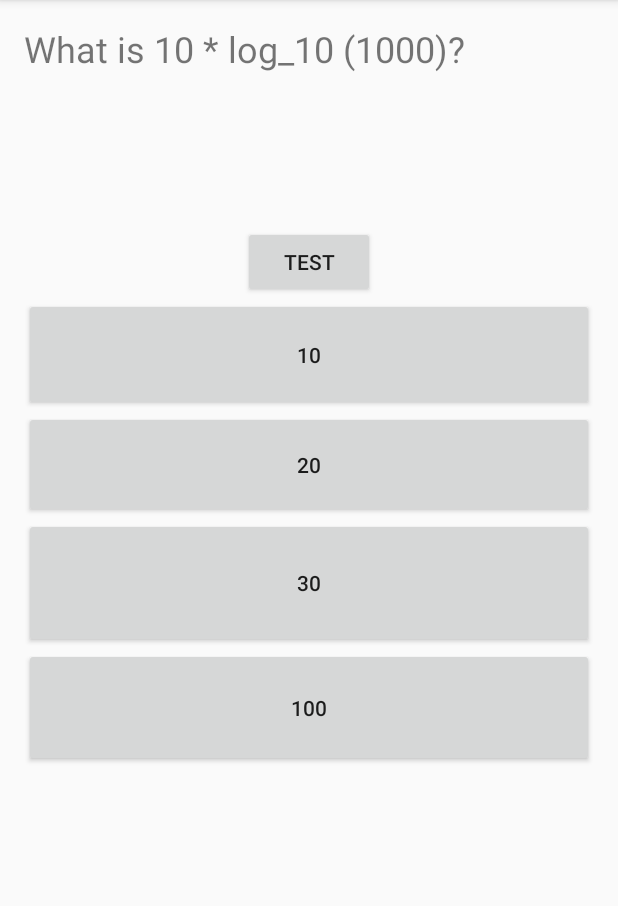
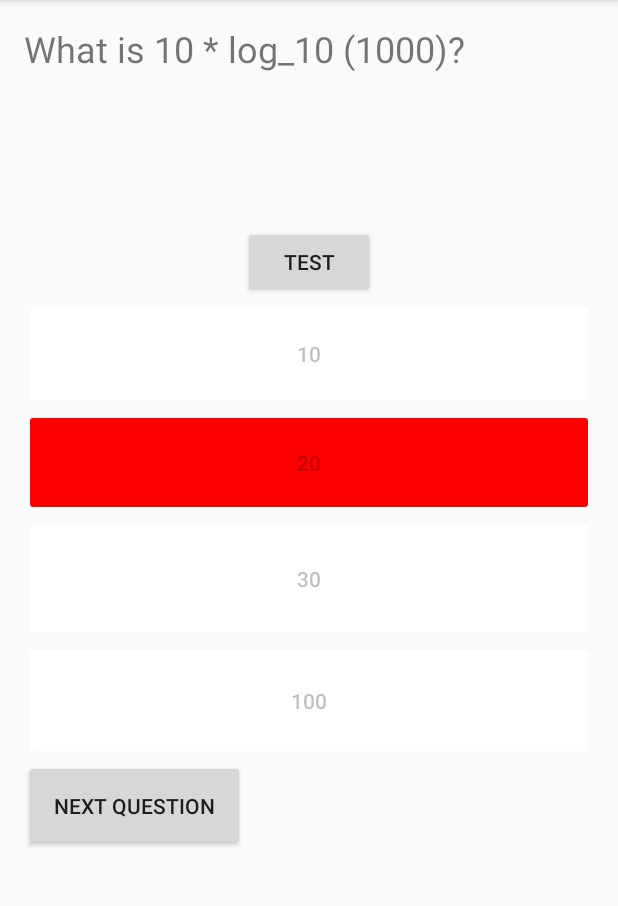
Before and after one commit to ahester57/TALQ, an Android app: the screen it shows after launch (QuizActivity), after a tap on "20", on a phone screen of 412 x 824 dp, the part 84-990 px from its top. Run offline under Robolectric (Android 15) with nearby library versions, the phone set to English and light mode, and no system bars.

Commit message:
added next question button

```diff
--- a/app/src/main/java/edu/umsl/hester/superclickers/AnswerFragment.java
+++ b/app/src/main/java/edu/umsl/hester/superclickers/AnswerFragment.java
@@ -1,10 +1,12 @@
 package edu.umsl.hester.superclickers;
 
 import android.app.Fragment;
+import android.content.Context;
 import android.graphics.Color;
 import android.graphics.PorterDuff;
 import android.os.Bundle;
 import android.support.annotation.Nullable;
+import android.view.Display;
 import android.view.LayoutInflater;
 import android.view.View;
 import android.view.ViewGroup;
@@ -18,16 +20,14 @@ public class AnswerFragment extends Fragment implements View.OnClickListener{
 
     private AnswerListener activity;
 
-    Button buttonA, buttonB, buttonC, buttonD;
+    Button buttonA, buttonB, buttonC, buttonD, buttonNext;
+    Question curQuestion;
 
     // QuizActivity must implement these methods
     // This will be our way of communicating to the main activity from fragments
     public interface AnswerListener{
-        String getAnswer();
-        String getA();
-        String getB();
-        String getC();
-        String getD();
+        Question getQuestion();
+        void nextQuestion();
     }
 
     @Nullable
@@ -43,16 +43,22 @@ public class AnswerFragment extends Fragment implements View.OnClickListener{
         buttonB = (Button) view.findViewById(R.id.buttonB);
         buttonC = (Button) view.findViewById(R.id.buttonC);
         buttonD = (Button) view.findViewById(R.id.buttonD);
-
+        buttonNext = (Button) view.findViewById(R.id.buttonNext);
 
         // Set the button texts from whatever the getA,B,C,D() methods in QuizActivity
         // Eventually, we'll move the potential answers somewhere else
+        curQuestion = activity.getQuestion();
         setButtonText();
 
         buttonA.setOnClickListener(this);
         buttonB.setOnClickListener(this);
         buttonC.setOnClickListener(this);
         buttonD.setOnClickListener(this);
+
+        buttonNext.setOnClickListener(this);
+        buttonNext.setEnabled(false);
+
+        // @TODO add knowing which button is right directly
 
         return view;
     }
@@ -62,33 +68,63 @@ public class AnswerFragment extends Fragment implements View.OnClickListener{
     @Override
     public void onClick(View view) {
         // handle button clicks
-        switch(view.getId()) {
-            case R.id.buttonA:
+        Button but = (Button) view;
 
+        switch(view.getId()){
+            case R.id.buttonNext:
+                //this.getFragmentManager().beginTransaction().remove(this).commit();
+                // loads new question
+                activity.nextQuestion();
                 break;
-            case R.id.buttonB:
+            default:
+                // check if button contains the right answer or not
+                if (checkAnswer(but)) {
+                    setSuccess(but);
+                } else {
+                    setFailure(but);
+                }
+                buttonNext.setEnabled(true);
+        }
 
-                break;
-            case R.id.buttonC:
-                buttonA.setEnabled(false);
-                buttonB.setEnabled(false);
-                buttonC.setEnabled(false);
-                buttonD.setEnabled(false);
-                view.getBackground().setColorFilter(Color.GREEN, PorterDuff.Mode.MULTIPLY);
-                break;
-            case R.id.buttonD:
 
-                break;
-        }
     }
 
+    // whether button contains the right answer
+    private boolean checkAnswer(Button but) {
+        return (curQuestion.check(but.getText().toString()));
+    }
+
+    // makes correct choice green
+    private void setSuccess(Button but) {
+        disableButtons();
+        but.getBackground().setColorFilter(Color.GREEN, PorterDuff.Mode.MULTIPLY);
+    }
+
+    // makes wrong choice red
+    private void setFailure(Button but) {
+        disableButtons();
+        but.getBackground().setColorFilter(Color.RED, PorterDuff.Mode.MULTIPLY);
+    }
+
+    // set buttons to choices
     private void setButtonText() {
-        buttonA.setText(activity.getA());
-        buttonB.setText(activity.getB());
-        buttonC.setText(activity.getC());
-        buttonD.setText(activity.getD());
+        buttonA.setText(curQuestion.getA());
+        buttonB.setText(curQuestion.getB());
+        buttonC.setText(curQuestion.getC());
+        buttonD.setText(curQuestion.getD());
+    }
+
+    //disable buttons
+    private void disableButtons() {
+        buttonA.setEnabled(false);
+        buttonA.getBackground().setColorFilter(Color.RED, PorterDuff.Mode.DST);
+        buttonB.setEnabled(false);
+        buttonB.getBackground().setColorFilter(Color.RED, PorterDuff.Mode.DST);
+        buttonC.setEnabled(false);
+        buttonC.getBackground().setColorFilter(Color.RED, PorterDuff.Mode.DST);
+        buttonD.setEnabled(false);
+        buttonD.getBackground().setColorFilter(Color.RED, PorterDuff.Mode.DST);
     }
 
 
-
 }
--- a/app/src/main/java/edu/umsl/hester/superclickers/QuizActivity.java
+++ b/app/src/main/java/edu/umsl/hester/superclickers/QuizActivity.java
@@ -14,6 +14,8 @@ public class QuizActivity extends AppCompatActivity implements View.OnClickListe
 
     private Button test;
     private TextView questionView;
+
+
 
     @Override
     protected void onCreate(Bundle savedInstanceState) {
@@ -63,7 +65,7 @@ public class QuizActivity extends AppCompatActivity implements View.OnClickListe
                 } finally {
                     if (flag) {
                         Dialog d = new Dialog(this);
-                        d.setTitle("Succes");
+                        d.setTitle("Success");
                         TextView tv = new TextView(this);
                         tv.setText("User added");
                         d.setContentView(tv);
@@ -81,30 +83,23 @@ public class QuizActivity extends AppCompatActivity implements View.OnClickListe
         }
     }
 
-    // Eventually, the following methods (located elsewhere, this is for concept) will
-    // return the potential answers to the given question
+
+    // returns current question
     @Override
-    public String getA() {
-        return curQuestion.getA();
+    public Question getQuestion() {
+        return curQuestion;
     }
 
     @Override
-    public String getB() {
-        return curQuestion.getB();
-    }
+    public void nextQuestion() {
+        curQuestion = new Question();
+        questionView.setText(curQuestion.getQuestion());
+        AnswerFragment answerFrag = new AnswerFragment();
 
-    @Override
-    public String getC() {
-        return curQuestion.getC();
-    }
-
-    @Override
-    public String getD() {
-        return curQuestion.getD();
-    }
-
-    @Override
-    public String getAnswer() {
-        return curQuestion.getAnswer();
+        // load answer fragment into answerSection of QuizActivity
+        android.app.FragmentManager fm = getFragmentManager();
+        android.app.FragmentTransaction ft = fm.beginTransaction();
+        ft.replace(R.id.answerSection, answerFrag);
+        ft.commit();
     }
 }
--- a/app/src/main/res/layout/fragment_answer.xml
+++ b/app/src/main/res/layout/fragment_answer.xml
@@ -29,4 +29,12 @@
         android:layout_width="match_parent"
         android:layout_height="79dp"
         android:id="@+id/buttonD" />
+
+    <Button
+        android:text="Next Question"
+        android:layout_width="147dp"
+        android:layout_height="wrap_content"
+        android:id="@+id/buttonNext"
+        android:layout_weight="0.06"
+        android:textAlignment="center" />
 </LinearLayout>
```
